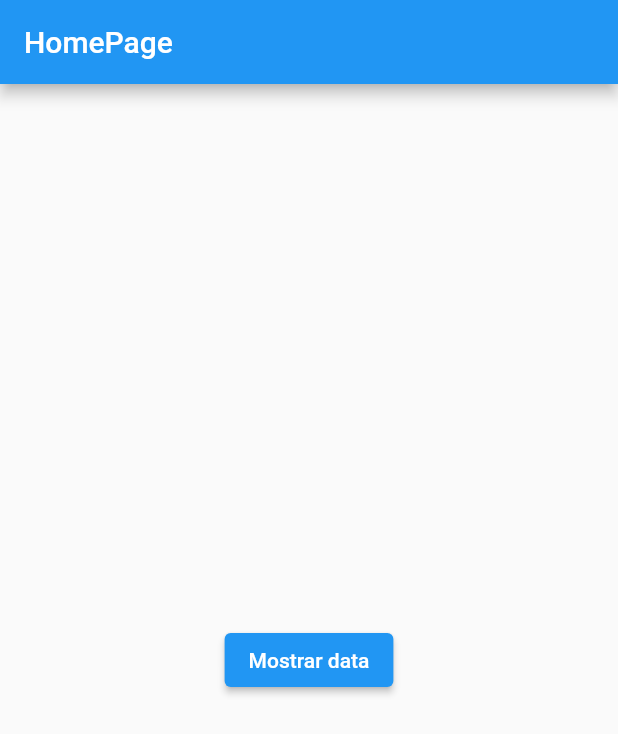
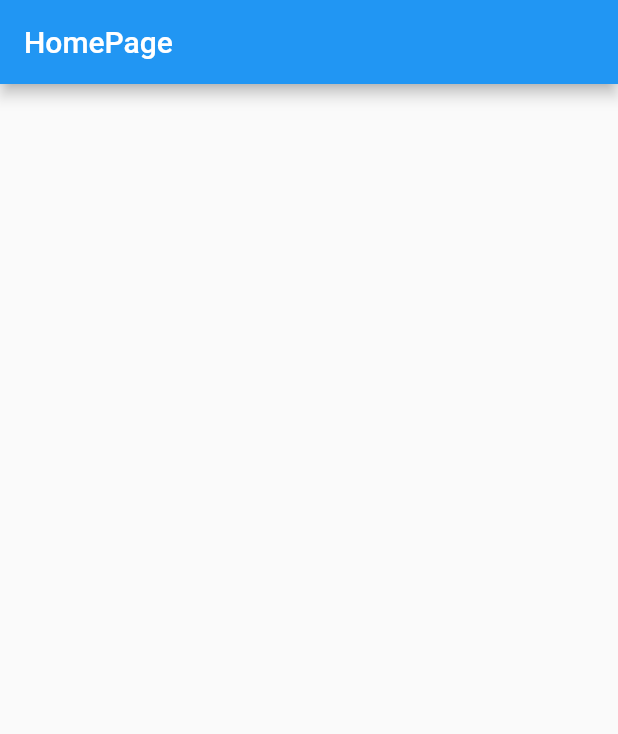
Before and after one commit to MarcoChaccara/pokedex_pokemon, a Flutter app: the screen it shows after launch, on a phone screen of 412 x 824 dp. Shown: the top 734 px of the screen. Run offline on Flutter 3.47's test engine with Material 2 defaults, Android fonts, the phone set to English and light mode, and no system bars; our stand-ins replace sqflite; accounts and stored records are empty; statements that could not run were skipped.

Commit message:
commit por si me duermo

```diff
--- a/lib/pages/home_page.dart
+++ b/lib/pages/home_page.dart
@@ -2,29 +2,43 @@ import 'package:flutter/material.dart';
 import 'package:pokemon/db/db_admin.dart';
 
 class HomePage extends StatelessWidget {
-  const HomePage({super.key});
+
+  Future<String> getFullName() async{
+    return "Juan Manuel";
+  }
 
   @override
   Widget build(BuildContext context) {
+
+
+    DBAdmin.db.getTasks();
+
     return Scaffold(
       appBar: AppBar(
         title: Text("HomePage"),
       ),
-      body: Center(
-        child: Column(
-          mainAxisAlignment: MainAxisAlignment.center,
-          children: [
-            ElevatedButton(
-              onPressed: () {
-                DBAdmin.db.initDatabase();
-              },
-              child: Text(
-                "Mostrar data"
-              ),
-            ),
-          ],
-        ),
-      ),
+      // body: FutureBuilder(
+      //   future: DBAdmin.db.getTasks(),
+      //   builder:(BuildContext context, AsyncSnapshot snap){
+      //     if(snap.hasData){
+      //       List<Map<String, dynamic>> myTasks = snap.data;
+      //       return ListView.builder(
+      //         itemCount: myTasks.length,
+      //         itemBuilder: (BuildContext context, int index){
+      //           return ListTile(
+      //             title: Text(myTasks[index]["title"]),
+      //             subtitle: Text(myTasks[index]["description"]),
+      //             trailing: Text(myTasks[index]["id"].toString()),
+      //           );
+      //         },
+      //       );
+      //     }
+      //     return const Center(
+      //         child: CircularProgressIndicator(),
+      //     );
+      //   },
+      // ),
+      body: Center()
     );
   }
 }
```
Also changed, not shown: lib/models/task_model.dart (added, +21 -0 lines).
